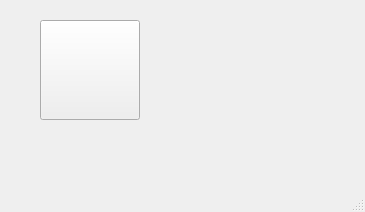
Above: mainwindow.ui from iwxyi/Qt-PurelinButton before the change. Below: the same form after it.
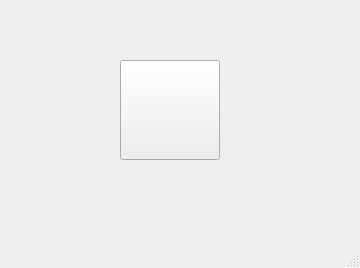
That is the form after the change. Custom widgets are drawn as their Qt base class.

```diff
--- a/mainwindow.ui
+++ b/mainwindow.ui
@@ -6,8 +6,8 @@
    <rect>
     <x>0</x>
     <y>0</y>
-    <width>365</width>
-    <height>212</height>
+    <width>360</width>
+    <height>268</height>
    </rect>
   </property>
   <property name="windowTitle">
@@ -17,8 +17,8 @@
    <widget class="PurelinButton" name="pushButton">
     <property name="geometry">
      <rect>
-      <x>40</x>
-      <y>20</y>
+      <x>120</x>
+      <y>60</y>
       <width>100</width>
       <height>100</height>
      </rect>
```
Left out of the diff: 2 changed lines with no effect on the pictures.
